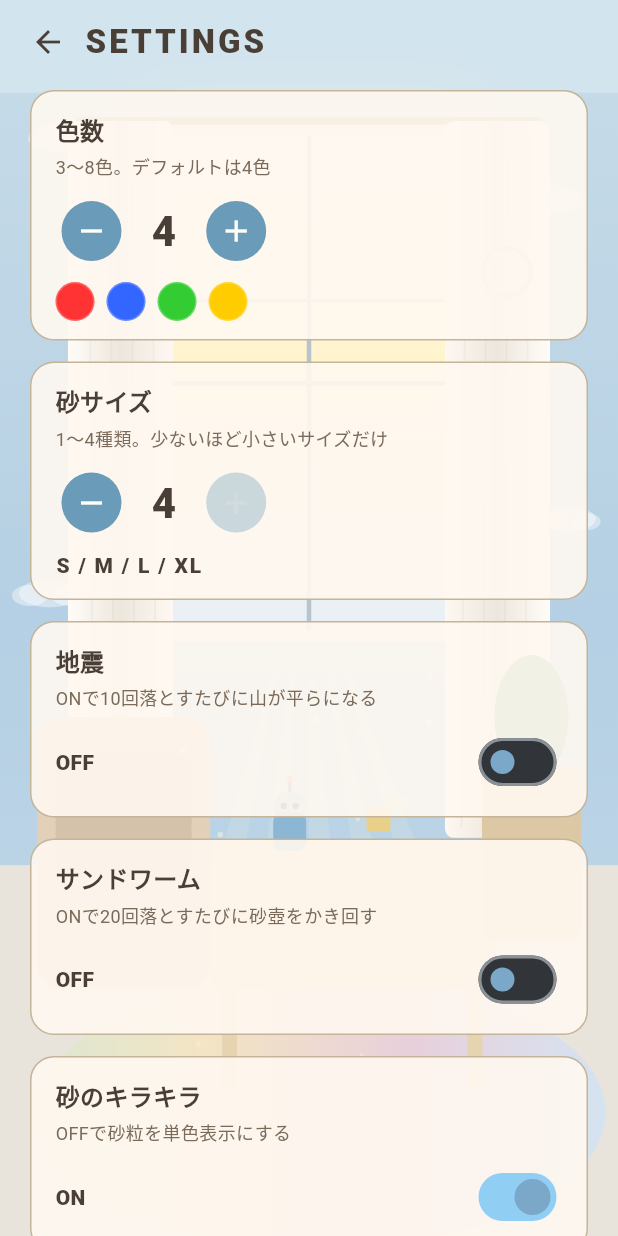
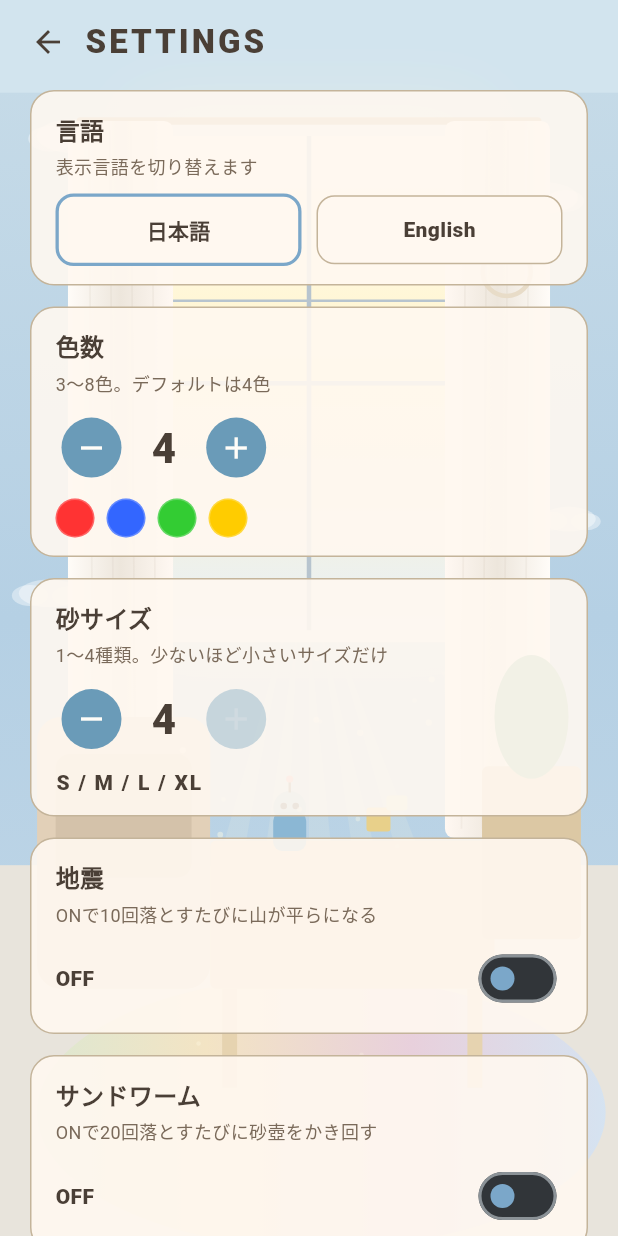
Before and after one commit to nihei1982/SanTerra, a Flutter app: the screen it shows after launch, after a tap on the "settings" icon, on a phone screen of 412 x 824 dp. Run offline on Flutter 3.47's test engine with Material 3 defaults, Android fonts, the light colour scheme and no system bars; our stand-ins replace audioplayers, shared_preferences; statements that could not run were skipped.

Commit message:
多言語追加

```diff
--- a/lib/app.dart
+++ b/lib/app.dart
@@ -1,11 +1,13 @@
 import 'dart:async';
 
 import 'package:flutter/material.dart';
+import 'package:flutter_localizations/flutter_localizations.dart';
 import 'package:provider/provider.dart';
 
 import 'audio/sound_manager.dart';
 import 'game/score_manager.dart';
 import 'game/settings_manager.dart';
+import 'l10n/locale_manager.dart';
 import 'theme/theme_manager.dart';
 import 'ui/title_scene.dart';
 
@@ -16,12 +18,14 @@ class SanTerraApp extends StatefulWidget {
     required this.sound,
     required this.score,
     required this.settings,
+    required this.localeManager,
   });
 
   final ThemeManager themeManager;
   final SoundManager sound;
   final ScoreManager score;
   final SettingsManager settings;
+  final LocaleManager localeManager;
 
   @override
   State<SanTerraApp> createState() => _SanTerraAppState();
@@ -80,17 +84,37 @@ class _SanTerraAppState extends State<SanTerraApp> with WidgetsBindingObserver {
         ChangeNotifierProvider<SoundManager>.value(value: widget.sound),
         ChangeNotifierProvider<ScoreManager>.value(value: widget.score),
         ChangeNotifierProvider<SettingsManager>.value(value: widget.settings),
+        ChangeNotifierProvider<LocaleManager>.value(value: widget.localeManager),
       ],
       child: TickerMode(
         enabled: _foreground,
         child: ListenableBuilder(
-          listenable: widget.themeManager,
+          listenable: Listenable.merge([
+            widget.themeManager,
+            widget.localeManager,
+          ]),
           builder: (context, _) {
             final theme = widget.themeManager.config;
             return MaterialApp(
               navigatorKey: _navKey,
               title: 'SanTerra',
               debugShowCheckedModeBanner: false,
+              locale: widget.localeManager.locale,
+              localeListResolutionCallback: (locales, supported) {
+                return widget.localeManager.locale;
+              },
+              localeResolutionCallback: (locale, supported) {
+                return widget.localeManager.locale;
+              },
+              supportedLocales: const [
+                Locale('ja'),
+                Locale('en'),
+              ],
+              localizationsDelegates: const [
+                GlobalMaterialLocalizations.delegate,
+                GlobalWidgetsLocalizations.delegate,
+                GlobalCupertinoLocalizations.delegate,
+              ],
               theme: ThemeData(
                 colorScheme: ColorScheme.fromSeed(
                   seedColor: theme.buttonFill,
--- /dev/null
+++ b/lib/l10n/app_strings_scope.dart
@@ -0,0 +1,17 @@
+import 'package:flutter/widgets.dart';
+import 'package:provider/provider.dart';
+
+import 'app_strings.dart';
+import 'locale_manager.dart';
+
+extension AppStringsX on BuildContext {
+  AppStrings get strings {
+    final language = watch<LocaleManager>().language;
+    return AppStrings(language);
+  }
+
+  AppStrings get readStrings {
+    final language = read<LocaleManager>().language;
+    return AppStrings(language);
+  }
+}
--- /dev/null
+++ b/lib/l10n/locale_manager.dart
@@ -0,0 +1,46 @@
+import 'package:flutter/material.dart';
+import 'package:shared_preferences/shared_preferences.dart';
+
+enum AppLanguage {
+  japanese,
+  english;
+
+  String get code => switch (this) {
+        AppLanguage.japanese => 'ja',
+        AppLanguage.english => 'en',
+      };
+
+  Locale get locale => Locale(code);
+
+  static AppLanguage fromCode(String? code) {
+    if (code == 'en') {
+      return AppLanguage.english;
+    }
+    return AppLanguage.japanese;
+  }
+}
+
+class LocaleManager extends ChangeNotifier {
+  LocaleManager(this._prefs) {
+    _language = AppLanguage.fromCode(_prefs.getString(_key));
+  }
+
+  static const _key = 'santerra_language';
+
+  final SharedPreferences _prefs;
+  late AppLanguage _language;
+
+  AppLanguage get language => _language;
+
+  Locale get locale => _language.locale;
+
+  Future<void> setLanguage(AppLanguage value) async {
+    final changed = _language != value;
+    _language = value;
+    // Always write so a partial/failed prior save can be repaired.
+    await _prefs.setString(_key, value.code);
+    if (changed) {
+      notifyListeners();
+    }
+  }
+}
--- a/lib/main.dart
+++ b/lib/main.dart
@@ -6,6 +6,7 @@ import 'app.dart';
 import 'audio/sound_manager.dart';
 import 'game/score_manager.dart';
 import 'game/settings_manager.dart';
+import 'l10n/locale_manager.dart';
 import 'theme/theme_manager.dart';
 import 'util/asset_guard.dart';
 
@@ -23,12 +24,14 @@ Future<void> main() async {
   final score = ScoreManager(prefs);
   await score.load();
   final settings = SettingsManager(prefs);
+  final localeManager = LocaleManager(prefs);
   runApp(
     SanTerraApp(
       themeManager: themeManager,
       sound: sound,
       score: score,
       settings: settings,
+      localeManager: localeManager,
     ),
   );
 }
--- a/lib/ui/settings_scene.dart
+++ b/lib/ui/settings_scene.dart
@@ -2,6 +2,8 @@ import 'package:flutter/material.dart';
 import 'package:provider/provider.dart';
 
 import '../game/settings_manager.dart';
+import '../l10n/app_strings_scope.dart';
+import '../l10n/locale_manager.dart';
 import '../models/sand_kind.dart';
 import '../theme/game_theme_config.dart';
 import '../theme/theme_manager.dart';
@@ -14,6 +16,8 @@ class SettingsScene extends StatelessWidget {
   Widget build(BuildContext context) {
     final theme = context.watch<ThemeManager>().config;
     final settings = context.watch<SettingsManager>();
+    final locale = context.watch<LocaleManager>();
+    final s = context.strings;
 
     return Scaffold(
       body: Stack(
@@ -33,7 +37,7 @@ class SettingsScene extends StatelessWidget {
                         icon: const Icon(Icons.arrow_back),
                       ),
                       Text(
-                        'SETTINGS',
+                        s.settings,
                         style: TextStyle(
                           color: theme.uiText,
                           fontSize: 22,
@@ -50,8 +54,38 @@ class SettingsScene extends StatelessWidget {
                     children: [
                       _SettingsCard(
                         theme: theme,
-                        title: '色数',
-                        subtitle: '3〜8色。デフォルトは4色',
+                        title: s.languageTitle,
+                        subtitle: s.languageSubtitle,
+                        child: Row(
+                          children: [
+                            Expanded(
+                              child: _LanguageChip(
+                                theme: theme,
+                                label: s.languageJapanese,
+                                selected: locale.language == AppLanguage.japanese,
+                                onTap: () async {
+                                  await locale.setLanguage(AppLanguage.japanese);
+                                },
+                              ),
+                            ),
+                            const SizedBox(width: 10),
+                            Expanded(
+                              child: _LanguageChip(
+                                theme: theme,
+                                label: s.languageEnglish,
+                                selected: locale.language == AppLanguage.english,
+                                onTap: () async {
+                                  await locale.setLanguage(AppLanguage.english);
+                                },
+                              ),
+                            ),
+                          ],
+                        ),
+                      ),
+                      _SettingsCard(
+                        theme: theme,
+                        title: s.colorCountTitle,
+                        subtitle: s.colorCountSubtitle,
                         child: Column(
                           crossAxisAlignment: CrossAxisAlignment.start,
                           children: [
@@ -87,8 +121,8 @@ class SettingsScene extends StatelessWidget {
                       ),
                       _SettingsCard(
                         theme: theme,
-                        title: '砂サイズ',
-                        subtitle: '1〜4種類。少ないほど小さいサイズだけ',
+                        title: s.sandSizeTitle,
+                        subtitle: s.sandSizeSubtitle,
                         child: Column(
                           crossAxisAlignment: CrossAxisAlignment.start,
                           children: [
@@ -116,31 +150,37 @@ class SettingsScene extends StatelessWidget {
                       ),
                       _SettingsCard(
                         theme: theme,
-                        title: '地震',
-                        subtitle: 'ONで10回落とすたびに山が平らになる',
+                        title: s.earthquakeTitle,
+                        subtitle: s.earthquakeSubtitle,
                         child: _ToggleRow(
                           theme: theme,
                           value: settings.earthquake,
+                          onLabel: s.on,
+                          offLabel: s.off,
                           onChanged: settings.setEarthquake,
                         ),
                       ),
                       _SettingsCard(
                         theme: theme,
-                        title: 'サンドワーム',
-                        subtitle: 'ONで20回落とすたびに砂壺をかき回す',
+                        title: s.sandwormTitle,
+                        subtitle: s.sandwormSubtitle,
                         child: _ToggleRow(
                           theme: theme,
                           value: settings.sandworm,
+                          onLabel: s.on,
+                          offLabel: s.off,
                           onChanged: settings.setSandworm,
                         ),
                       ),
                       _SettingsCard(
                         theme: theme,
-                        title: '砂のキラキラ',
-                        subtitle: 'OFFで砂粒を単色表示にする',
+                        title: s.sparkleTitle,
+                        subtitle: s.sparkleSubtitle,
                         child: _ToggleRow(
                           theme: theme,
                           value: settings.sparkle,
+                          onLabel: s.on,
+                          offLabel: s.off,
                           onChanged: settings.setSparkle,
                         ),
                       ),
@@ -151,6 +191,52 @@ class SettingsScene extends StatelessWidget {
             ),
           ),
         ],
+      ),
+    );
+  }
+}
+
+class _LanguageChip extends StatelessWidget {
+  const _LanguageChip({
+    required this.theme,
+    required this.label,
+    required this.selected,
+    required this.onTap,
+  });
+
+  final GameThemeConfig theme;
+  final String label;
+  final bool selected;
+  final VoidCallback onTap;
+
+  @override
+  Widget build(BuildContext context) {
+    return Material(
+      color: theme.uiPanel,
+      borderRadius: BorderRadius.circular(12),
+      child: InkWell(
+        onTap: onTap,
+        borderRadius: BorderRadius.circular(12),
+        child: AnimatedContainer(
+          duration: const Duration(milliseconds: 160),
+          padding: const EdgeInsets.symmetric(vertical: 12),
+          decoration: BoxDecoration(
+            borderRadius: BorderRadius.circular(12),
+            border: Border.all(
+              color: selected ? theme.frameAccent : theme.uiPanelBorder,
+              width: selected ? 2.2 : 1,
+            ),
+          ),
+          alignment: Alignment.center,
+          child: Text(
+            label,
+            style: TextStyle(
+              color: theme.uiText,
+              fontWeight: FontWeight.w800,
+              fontSize: 14,
+            ),
+          ),
+        ),
       ),
     );
   }
@@ -208,18 +294,22 @@ class _ToggleRow extends StatelessWidget {
     required this.theme,
     required this.value,
     required this.onChanged,
+    required this.onLabel,
+    required this.offLabel,
   });
 
   final GameThemeConfig theme;
   final bool value;
   final ValueChanged<bool> onChanged;
+  final String onLabel;
+  final String offLabel;
 
   @override
   Widget build(BuildContext context) {
     return Row(
       children: [
         Text(
-          value ? 'ON' : 'OFF',
+          value ? onLabel : offLabel,
           style: TextStyle(
             color: theme.uiText,
             fontWeight: FontWeight.w800,
--- a/lib/ui/title_scene.dart
+++ b/lib/ui/title_scene.dart
@@ -7,6 +7,7 @@ import '../audio/sound_manager.dart';
 import '../game/game_mode.dart';
 import '../game/score_manager.dart';
 import '../game/settings_manager.dart';
+import '../l10n/app_strings_scope.dart';
 import '../theme/game_theme_config.dart';
 import '../theme/theme_manager.dart';
 import 'game_scene.dart';
@@ -58,6 +59,7 @@ class _TitleSceneState extends State<TitleScene> {
     final sound = context.watch<SoundManager>();
     final score = context.watch<ScoreManager>();
     final theme = themeManager.config;
+    final s = context.strings;
 
     return Scaffold(
       body: Stack(
@@ -84,7 +86,7 @@ class _TitleSceneState extends State<TitleScene> {
                         backgroundColor: theme.uiPanel,
                       ),
                       icon: const Icon(Icons.settings),
-                      tooltip: 'SETTINGS',
+                      tooltip: s.settings,
                     ),
                   ),
                   Align(
@@ -101,7 +103,7 @@ class _TitleSceneState extends State<TitleScene> {
                         ),
                         const SizedBox(height: 6),
                         _Headline(
-                          '砂の物理パズル',
+                          s.tagline,
                           theme: theme,
                           fontSize: 16,
                           letterSpacing: 4,
@@ -109,7 +111,7 @@ class _TitleSceneState extends State<TitleScene> {
                         ),
                         const SizedBox(height: 10),
                         _Headline(
-                          '${score.mode.label}  HIGH SCORE  ${score.highScore}',
+                          s.highScoreLine(score.mode.label, score.highScore),
                           theme: theme,
                           fontSize: 14,
                           letterSpacing: 0.6,
@@ -148,7 +150,7 @@ class _TitleSceneState extends State<TitleScene> {
                             letterSpacing: 3,
                           ),
                         ),
-                        child: const Text('START'),
+                        child: Text(s.start),
                       ),
                     ),
                   ),
@@ -160,7 +162,7 @@ class _TitleSceneState extends State<TitleScene> {
                         Align(
                           alignment: Alignment.centerLeft,
                           child: _Headline(
-                            'MODE',
+                            s.mode,
                             theme: theme,
                             fontSize: 12,
                             letterSpacing: 2,
@@ -175,6 +177,7 @@ class _TitleSceneState extends State<TitleScene> {
                                 mode: GameMode.normal,
                                 selected: score.mode == GameMode.normal,
                                 theme: theme,
+                                description: s.modeDescription(GameMode.normal),
                                 onTap: () => score.setMode(GameMode.normal),
                               ),
                             ),
@@ -184,6 +187,7 @@ class _TitleSceneState extends State<TitleScene> {
                                 mode: GameMode.infinity,
                                 selected: score.mode == GameMode.infinity,
                                 theme: theme,
+                                description: s.modeDescription(GameMode.infinity),
                                 onTap: () => score.setMode(GameMode.infinity),
                               ),
                             ),
@@ -193,7 +197,7 @@ class _TitleSceneState extends State<TitleScene> {
                         Align(
                           alignment: Alignment.centerLeft,
                           child: _Headline(
-                            'THEME',
+                            s.theme,
                             theme: theme,
                             fontSize: 12,
                             letterSpacing: 2,
@@ -207,6 +211,8 @@ class _TitleSceneState extends State<TitleScene> {
                               child: _ThemeCard(
                                 config: GameThemeConfig.atelier,
                                 selected: theme.id == GameThemeId.atelier,
+                                name: s.themeName(GameThemeId.atelier),
+                                tagline: s.themeTagline(GameThemeId.atelier),
                                 onTap: () async {
                                   await themeManager.setTheme(GameThemeId.atelier);
                                   if (context.mounted) {
@@ -220,6 +226,8 @@ class _TitleSceneState extends State<TitleScene> {
                               child: _ThemeCard(
                                 config: GameThemeConfig.resort,
                                 selected: theme.id == GameThemeId.resort,
+                                name: s.themeName(GameThemeId.resort),
+                                tagline: s.themeTagline(GameThemeId.resort),
                                 onTap: () async {
                                   await themeManager.setTheme(GameThemeId.resort);
                                   if (context.mounted) {
@@ -232,7 +240,7 @@ class _TitleSceneState extends State<TitleScene> {
                         ),
                         const SizedBox(height: 8),
                         _SoundToggle(
-                          label: 'BGM',
+                          label: s.bgm,
                           value: sound.bgmOn,
                           theme: theme,
                           onChanged: (v) async {
@@ -243,7 +251,7 @@ class _TitleSceneState extends State<TitleScene> {
                           },
                         ),
                         _SoundToggle(
-                          label: 'SE',
+                          label: s.se,
                           value: sound.seOn,
                           theme: theme,
                           onChanged: sound.setSeOn,
@@ -316,12 +324,14 @@ class _ModeCard extends StatelessWidget {
     required this.mode,
     required this.selected,
     required this.theme,
+    required this.description,
     required this.onTap,
   });
 
   final GameMode mode;
   final bool selected;
   final GameThemeConfig theme;
+  final String description;
   final VoidCallback onTap;
 
   @override
@@ -356,7 +366,7 @@ class _ModeCard extends StatelessWidget {
               ),
               const SizedBox(height: 4),
               Text(
-                mode.description,
+                description,
                 style: TextStyle(color: theme.uiMuted, fontSize: 11),
               ),
             ],
@@ -371,11 +381,15 @@ class _ThemeCard extends StatelessWidget {
   const _ThemeCard({
     required this.config,
     required this.selected,
+    required this.name,
+    required this.tagline,
     required this.onTap,
   });
 
   final GameThemeConfig config;
   final bool selected;
+  final String name;
+  final String tagline;
   final VoidCallback onTap;
 
   @override
@@ -408,7 +422,7 @@ class _ThemeCard extends StatelessWidget {
               ),
               const SizedBox(height: 8),
               Text(
-                config.displayName,
+                name,
                 style: TextStyle(
                   color: config.uiText,
                   fontWeight: FontWeight.w800,
@@ -416,7 +430,7 @@ class _ThemeCard extends StatelessWidget {
                 ),
               ),
               Text(
-                config.tagline,
+                tagline,
                 style: TextStyle(color: config.uiMuted, fontSize: 11),
               ),
             ],
--- a/lib/ui/widgets/next_preview.dart
+++ b/lib/ui/widgets/next_preview.dart
@@ -1,5 +1,6 @@
 import 'package:flutter/material.dart';
 
+import '../../l10n/app_strings_scope.dart';
 import '../../models/sand_model.dart';
 import '../../theme/game_theme_config.dart';
 
@@ -11,6 +12,7 @@ class NextPreview extends StatelessWidget {
 
   @override
   Widget build(BuildContext context) {
+    final s = context.strings;
     return Container(
       width: 92,
       height: 72,
@@ -24,7 +26,7 @@ class NextPreview extends StatelessWidget {
           Padding(
             padding: const EdgeInsets.only(top: 4),
             child: Text(
-              'NEXT',
+              s.next,
               style: TextStyle(
                 color: theme.uiMuted,
                 fontSize: 10,
--- a/pubspec.yaml
+++ b/pubspec.yaml
@@ -8,6 +8,8 @@ environment:
 
 dependencies:
   flutter:
+    sdk: flutter
+  flutter_localizations:
     sdk: flutter
   audioplayers: ^6.5.1
   cupertino_icons: ^1.0.8
```
Also changed, not shown: lib/l10n/app_strings.dart (added, +94 -0 lines), lib/ui/game_scene.dart (+8 -6 lines), lib/ui/overlays/game_dialogs.dart (+13 -10 lines), pubspec.lock, store/feature_graphic.png (added), store/icon_512.png (added), store/phone/01_title_night.png (added), store/phone/02_play_night.png (added), store/phone/03_play_morning.png (added), 36 other files.
